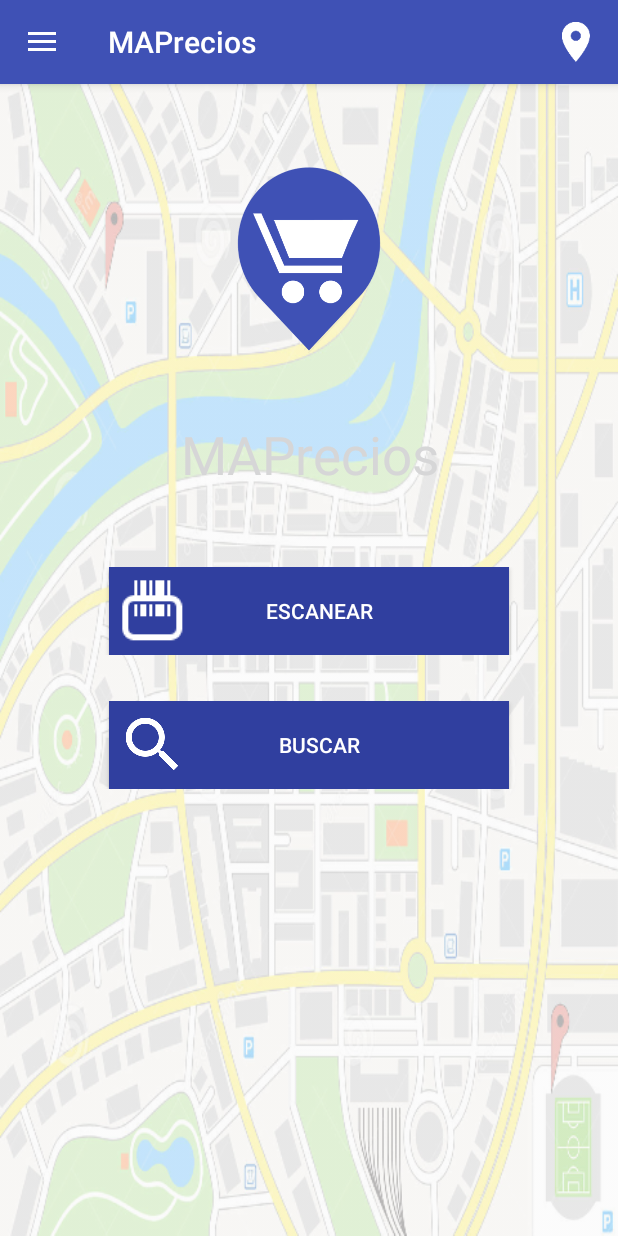
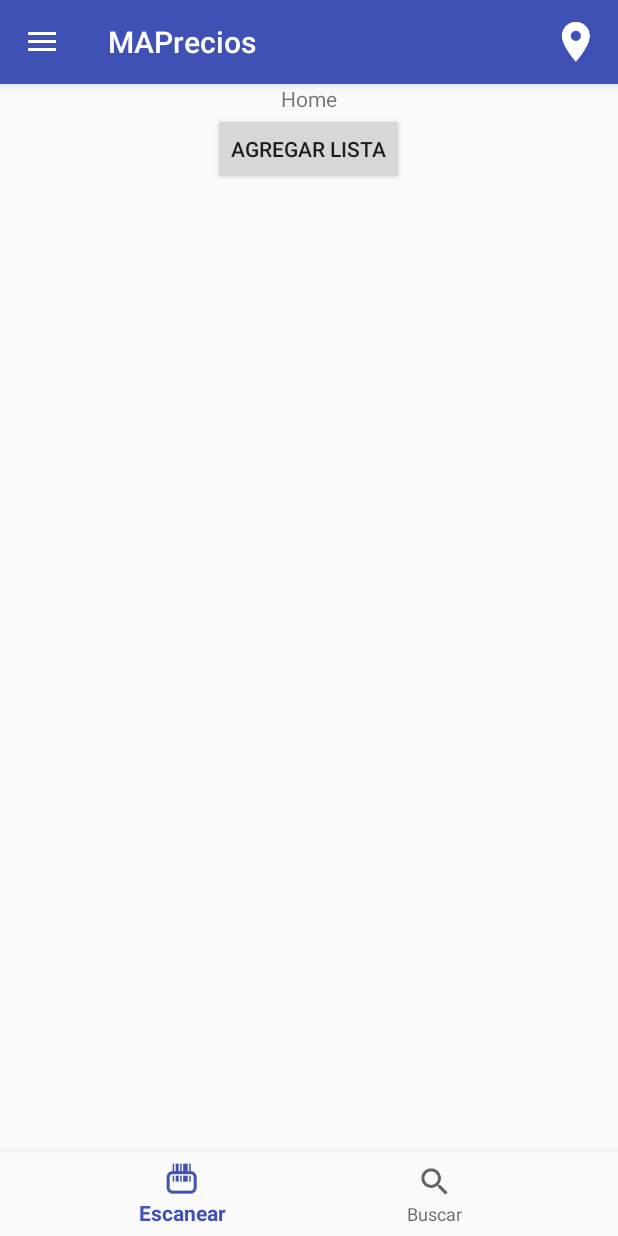
Before and after one commit to lucasdepetris/MAPrecios, an Android app: the HomeActivity screen opened directly, with no data from a screen before it, on a phone screen of 412 x 824 dp. Run offline under Robolectric (Android 15) with nearby library versions, the phone set to English and light mode, and no system bars; our stand-ins replace ButterKnife, Picasso; libraries missing offline, so code that uses them is left out: com.google.zxing.integration; pictures from the network do not load; 1 statement that could not run was skipped.

Commit message:
-Listas LOCALMENTE

```diff
--- a/app/src/main/java/com/preciosclaros/HomeActivity.java
+++ b/app/src/main/java/com/preciosclaros/HomeActivity.java
@@ -7,6 +7,7 @@ import android.content.SharedPreferences;
 import android.os.Bundle;
 
 import android.support.annotation.NonNull;
+import android.support.design.widget.BottomNavigationView;
 import android.support.v4.app.Fragment;
 import android.support.v4.app.FragmentTransaction;
 import android.support.design.widget.NavigationView;
@@ -16,7 +17,10 @@ import android.support.v4.widget.DrawerLayout;
 import android.support.v7.app.ActionBarDrawerToggle;
 import android.support.v7.app.AlertDialog;
 import android.support.v7.app.AppCompatActivity;
+import android.support.v7.widget.LinearLayoutManager;
+import android.support.v7.widget.RecyclerView;
 import android.support.v7.widget.Toolbar;
+import android.text.InputType;
 import android.view.LayoutInflater;
 import android.view.Menu;
 import android.view.MenuItem;
@@ -24,6 +28,8 @@ import android.view.View;
 import android.widget.Button;
 
 import android.widget.EditText;
+import android.widget.LinearLayout;
+import android.widget.TextView;
 import android.widget.Toast;
 
 
@@ -36,7 +42,12 @@ import com.google.android.gms.location.places.Places;
 import com.google.android.gms.location.places.ui.PlacePicker;
 import com.google.zxing.integration.android.IntentIntegrator;
 import com.google.zxing.integration.android.IntentResult;
+import com.preciosclaros.adaptadores.ListasAdapter;
+import com.preciosclaros.modelo.Listas;
 
+import java.util.ArrayList;
+
+import butterknife.BindView;
 import butterknife.ButterKnife;
 import butterknife.OnClick;
 
@@ -54,7 +65,77 @@ public class HomeActivity extends AppCompatActivity
     static  boolean backVerProducto;
     GoogleApiClient mGoogleApiClient;
     private  boolean mapaShow;
-    @OnClick({R.id.escanear, R.id.buscar}) public void elejirOpcion(Button btn){
+    @BindView(R.id.reciclerListas)
+    RecyclerView recyclerView;
+    private ArrayList<Listas> misListas = new ArrayList<Listas>();
+
+    private TextView mTextMessage;
+
+    private BottomNavigationView.OnNavigationItemSelectedListener mOnNavigationItemSelectedListener
+            = new BottomNavigationView.OnNavigationItemSelectedListener() {
+
+        @Override
+        public boolean onNavigationItemSelected(@NonNull MenuItem item) {
+            switch (item.getItemId()) {
+                case R.id.scan:
+                    mTextMessage.setText(R.string.escanear);
+                    sharedPreferences = getApplicationContext().getSharedPreferences("Reg", 0);
+                    if(!sharedPreferences.contains("Lat"))
+                    {
+                        elegirUbicacion(2);
+                    }
+                    if(sharedPreferences.contains("Lat"))
+                    {
+                        escanear();
+                    }
+                    else
+                    {
+                        Toast.makeText(getApplicationContext(),"Debe elegir una ubicacion antes de buscar",Toast.LENGTH_LONG).show();
+                    }
+                    return true;
+                case R.id.buscar:
+                    mTextMessage.setText(R.string.buscar);
+                    Intent intent3 = new Intent(HomeActivity.this,BuscarProductos.class);
+                    intent3.setFlags(intent3.FLAG_ACTIVITY_SINGLE_TOP);
+                    startActivity(intent3);
+                    overridePendingTransition(R.anim.slide_in_right,R.anim.slide_out_left);
+                    return true;
+            }
+            return false;
+        }
+    };
+    @OnClick({R.id.AgregarLista}) public void addList(Button btn){
+        AlertDialog.Builder builder = new AlertDialog.Builder(this);
+        builder.setTitle("Title");
+
+        LinearLayout lila1= new LinearLayout(this);
+        lila1.setOrientation(LinearLayout.VERTICAL);
+        final EditText input = new EditText(this);
+        final EditText input1 = new EditText(this);
+        lila1.addView(input);
+        lila1.addView(input1);
+        builder.setView(lila1);
+
+
+        // Set up the buttons
+        builder.setPositiveButton("Add", new DialogInterface.OnClickListener() {
+            @Override
+            public void onClick(DialogInterface dialog, int which) {
+                if(!input.getText().toString().equals("") ){
+                    misListas.add(new Listas(input.getText().toString(),input1.getText().toString()));
+                }
+            }
+        });
+        builder.setNegativeButton("Cancel", new DialogInterface.OnClickListener() {
+            @Override
+            public void onClick(DialogInterface dialog, int which) {
+                dialog.cancel();
+            }
+        });
+
+        builder.show();
+    }
+   /* @OnClick({R.id.escanear, R.id.buscar}) public void elejirOpcion(Button btn){
         switch (btn.getId()){
             case R.id.escanear:
                 sharedPreferences = getApplicationContext().getSharedPreferences("Reg", 0);
@@ -78,14 +159,16 @@ public class HomeActivity extends AppCompatActivity
                 overridePendingTransition(R.anim.slide_in_right,R.anim.slide_out_left);
                 break;
         }
-    }
+    }*/
     static MenuItem us,ubicacion;
     @Override
     protected void onCreate(Bundle savedInstanceState) {
         super.onCreate(savedInstanceState);
         setContentView(R.layout.activity_home);
         ButterKnife.bind(this);
-
+        mTextMessage = (TextView) findViewById(R.id.message);
+        BottomNavigationView navigation = (BottomNavigationView) findViewById(R.id.navigation);
+        navigation.setOnNavigationItemSelectedListener(mOnNavigationItemSelectedListener);
         sharedPreferences = getApplicationContext().getSharedPreferences("Reg", 0);
         // get editor to edit in file
         editor = sharedPreferences.edit();
@@ -118,6 +201,12 @@ public class HomeActivity extends AppCompatActivity
                 .enableAutoManage(this, this)
                 .build();
 
+        LinearLayoutManager linearLayoutManager = new LinearLayoutManager(getApplicationContext());
+        recyclerView.setLayoutManager(linearLayoutManager);
+        ListasAdapter adapter = new ListasAdapter(misListas,getApplicationContext());
+        recyclerView.setAdapter(adapter);
+
+
         // displaySelectedScreen(R.id.nav_menu1); SI QUIERO QUE INICIE EN UNA OPCION DEL MENU
        /* AlertDialog.Builder dialogBuilder = new AlertDialog.Builder(this);
         LayoutInflater inflater = this.getLayoutInflater();
@@ -142,6 +231,13 @@ public class HomeActivity extends AppCompatActivity
         b.getButton(AlertDialog.BUTTON_NEGATIVE).setTextColor(ContextCompat.getColor(getApplicationContext(),R.color.colorSecondary));
         b.getButton(AlertDialog.BUTTON_POSITIVE).setTextColor(ContextCompat.getColor(getApplicationContext(),R.color.colorSecondary));
         */
+    }
+
+    @Override
+    protected void onResume() {
+        super.onResume();
+        //Code to refresh listview
+        Toast.makeText(getApplicationContext(),"RESUME",Toast.LENGTH_SHORT).show();
     }
 
     @Override
--- /dev/null
+++ b/app/src/main/java/com/preciosclaros/adaptadores/ListasAdapter.java
@@ -0,0 +1,158 @@
+package com.preciosclaros.adaptadores;
+
+import android.content.Context;
+import android.support.v7.widget.RecyclerView;
+import android.util.Log;
+import android.view.LayoutInflater;
+import android.view.View;
+import android.view.ViewGroup;
+import android.widget.ImageButton;
+import android.widget.ImageView;
+import android.widget.TextView;
+
+import com.preciosclaros.R;
+import com.preciosclaros.modelo.Lista;
+import com.preciosclaros.modelo.Listas;
+import com.preciosclaros.modelo.Sucursales;
+import com.squareup.picasso.MemoryPolicy;
+import com.squareup.picasso.Picasso;
+
+import java.util.ArrayList;
+import java.util.List;
+
+import butterknife.BindView;
+import butterknife.ButterKnife;
+
+/**
+ * Created by lucas on 15/6/2017.
+ */
+public class ListasAdapter extends RecyclerView.Adapter<ListasAdapter.ViewHolder> {
+
+    private List<Listas> listas = new ArrayList<Listas>();
+    private Context mContext;
+
+    public ListasAdapter(List<Listas> listas, Context context) {
+        this.mContext = context;
+        this.listas = listas;
+    }
+    public List<Listas> getListas(){return this.listas;}
+
+    @Override
+    public int getItemCount() {
+        return listas.size();
+    }
+
+    @Override
+    public ViewHolder onCreateViewHolder(ViewGroup parent, int viewType) {
+
+        View itemLayoutView = LayoutInflater.from(parent.getContext()).inflate(R.layout.mi_lista, null);
+        return new ListasAdapter.ViewHolder(itemLayoutView);
+    }
+    @Override
+    public void onBindViewHolder(final ViewHolder holder, final int position) {
+
+        final Listas lista = this.listas.get(position);
+        holder.nombre.setText(lista.getNombre());
+        /*
+        int cid = Integer.parseInt(sucursal.getComercioId());
+        int cidMejor = Integer.parseInt(MejorSucursal.getComercioId());
+        int id = Integer.parseInt(sucursal.getId());
+        int idMejor = Integer.parseInt(MejorSucursal.getId());
+        if(cid == cidMejor && sucursal.getBanderaId() == MejorSucursal.getBanderaId() && id == idMejor)
+        {
+            holder.estrella.setVisibility(View.VISIBLE);
+        }
+        else{holder.estrella.setVisibility(View.GONE);}
+        */
+        /*holder.distancia.setText(sucursal.getDistanciaDescripcion());
+        holder.nombreComercio.setText(sucursal.getBanderaDescripcion());
+        holder.direccion.setText(sucursal.getDireccion());
+        try{
+            precio = Double.parseDouble(sucursal.getPreciosProducto().getPrecioLista());
+        }catch (NumberFormatException e){
+            Log.e("TAG",e.getMessage());
+            precio = 0.00;
+        }
+        if(precio == 0.00){
+            holder.precio.setText("Precio no disponible.");
+        }else{
+            holder.precio.setText("$"+precio);
+        }
+        holder.localidad.setText(sucursal.getLocalidad());
+        Picasso.with(holder.imgComercio.getContext()).load("https://imagenes.preciosclaros.gob.ar/comercios/"+sucursal.getComercioId()+"-"+sucursal.getBanderaId()+".jpg")
+                .memoryPolicy(MemoryPolicy.NO_CACHE)
+                .placeholder(R.drawable.img_not_available)
+                .error(R.drawable.img_not_available)
+                .into(holder.imgComercio);*/
+        //holder.agregar.setVisibility(View.INVISIBLE);
+        /*
+        holder.agregar.setOnClickListener(new View.OnClickListener() {
+            @Override
+            public void onClick(View v) {
+
+                if(mContext instanceof VerProductoPorId){
+
+                    ((VerProductoPorId)mContext).showPopupAdaptador(sucursal);
+                }
+
+            }
+        });
+        */
+    }
+    public class ViewHolder extends RecyclerView.ViewHolder {
+
+        private final View item;
+        /* @OnClick(R.id.agregar)public void agregarProd(){
+
+             }*/
+        @BindView(R.id.NombreLista)
+        TextView nombre;
+        @BindView(R.id.DescripcionLista)
+        TextView descripcion;
+        @BindView(R.id.editarLista)
+        ImageView editarLista;
+        @BindView(R.id.borrarLista)
+        ImageView borrarLista;
+
+        public ViewHolder(View itemView) {
+            super(itemView);
+            this.item = itemView;
+            ButterKnife.bind(this, itemView);
+        }
+
+    }
+
+}
+/*
+public class SucursalesAdapter extends ArrayAdapter<Sucursales> {
+    public SucursalesAdapter(Context context, ArrayList<Sucursales> sucursales) {
+        super(context, 0, sucursales);
+    }
+
+    @Override
+    public View getView(int position, View convertView, ViewGroup parent) {
+        // Get the data item for this position
+        Sucursales sucursal = getItem(position);
+        // Check if an existing view is being reused, otherwise inflate the view
+        if (convertView == null) {
+            convertView = LayoutInflater.from(getContext()).inflate(R.layout.producto_sucursal, parent, false);
+        }
+        // Lookup view for data population
+        TextView distancia = (TextView) convertView.findViewById(R.id.distancia);
+        TextView nombreComercio = (TextView) convertView.findViewById(R.id.nombreComercio);
+        TextView direccionComercio = (TextView) convertView.findViewById(R.id.direccion);
+        TextView precioComercio = (TextView) convertView.findViewById(R.id.precio);
+        TextView localidad = (TextView) convertView.findViewById(R.id.localidad);
+        ImageView imgComercio = (ImageView) convertView.findViewById(R.id.imgComercio);
+        // Populate the data into the template view using the data object
+        precioComercio.setText(sucursal.getPreciosProducto().getPrecioLista());
+        distancia.setText(sucursal.getDistanciaDescripcion());
+        nombreComercio.setText(sucursal.getBanderaDescripcion());
+        direccionComercio.setText(sucursal.getDireccion());
+        localidad.setText(sucursal.getLocalidad());
+        Picasso.with(getContext()).load("https://imagenes.preciosclaros.gob.ar/comercios/"+sucursal.getComercioId()+"-1.jpg").into(imgComercio);
+       // Double pre = sucursal.getPreciosProducto().getPrecioLista();
+        // Return the completed view to render on screen
+        return convertView;
+    }
+}*/
--- a/app/src/main/res/layout/home.xml
+++ b/app/src/main/res/layout/home.xml
@@ -1,10 +1,10 @@
 <?xml version="1.0" encoding="utf-8"?>
 
-    <LinearLayout xmlns:android="http://schemas.android.com/apk/res/android"
-        android:orientation="vertical"
-        android:layout_width="fill_parent" android:layout_height="fill_parent"
-        android:background="@drawable/my_drawable"
-        android:weightSum="1">
+<LinearLayout xmlns:android="http://schemas.android.com/apk/res/android"
+    xmlns:app="http://schemas.android.com/apk/res-auto"
+    android:orientation="vertical"
+    android:layout_width="fill_parent"
+    android:layout_height="fill_parent">
         <LinearLayout
             android:weightSum="1"
             android:layout_weight="0.4"
@@ -12,79 +12,32 @@
             android:orientation="vertical"
             android:layout_width="match_parent"
             android:layout_height="0dp">
-            <ImageView
-                android:layout_weight="0.7"
-                android:layout_marginTop="20dp"
-                android:src="@drawable/logo"
+
+            <TextView
+                android:id="@+id/message"
                 android:layout_width="wrap_content"
-                android:layout_height="0dp" />
-            <TextView
-                android:layout_weight="0.3"
-                android:textColor="@color/md_black_1000"
-                android:layout_marginTop="10dp"
-                android:textAlignment="center"
-                android:text="@string/app_name"
-                android:textSize="35sp"
+                android:layout_height="wrap_content"
+                android:text="Home"/>
+            <Button
+                android:id="@+id/AgregarLista"
+                android:text="@string/AgregarLista"
+                android:layout_width="wrap_content"
+                android:layout_height="wrap_content" />
+            <android.support.v7.widget.RecyclerView
+                android:id="@+id/reciclerListas"
                 android:layout_width="match_parent"
-                android:layout_height="0dp" />
-        </LinearLayout>
-    <LinearLayout
-        android:layout_weight="0.6"
-        android:orientation="vertical"
-        android:gravity="center_horizontal"
-        android:layout_width="match_parent"
-        android:layout_height="0dp">
+                android:layout_height="wrap_content">
 
-        <LinearLayout
-            android:weightSum="1"
-            android:gravity="center"
-            android:padding="15dp"
-            android:orientation="horizontal"
-            android:layout_width="match_parent"
-            android:layout_height="wrap_content">
-
-
-            <Button
-                android:drawableLeft="@drawable/icon_scan"
-                android:layout_weight="0.7"
-                android:paddingTop="5dp"
-                android:paddingBottom="5dp"
-                android:paddingLeft="5dp"
-                android:paddingRight="40dp"
-                android:background="@color/colorPrimaryDark"
-                android:id="@+id/escanear"
-                android:text="@string/escanear"
-                android:textColor="@color/white"
-                android:layout_width="0dp"
-                android:layout_height="wrap_content" />
-
-
+            </android.support.v7.widget.RecyclerView>
         </LinearLayout>
 
-        <LinearLayout
-            android:weightSum="1"
-            android:gravity="center"
-            android:padding="15dp"
-            android:orientation="horizontal"
-            android:layout_width="match_parent"
-            android:layout_height="wrap_content">
-
-            <Button
-                android:drawableLeft="@drawable/ic_search_white_48dp"
-                android:layout_weight="0.7"
-                android:paddingTop="5dp"
-                android:paddingBottom="5dp"
-                android:paddingLeft="5dp"
-                android:paddingRight="40dp"
-                android:background="@color/colorPrimaryDark"
-                android:id="@+id/buscar"
-                android:text="@string/buscar"
-                android:textColor="@color/white"
-                android:layout_width="0dp"
-                android:layout_height="wrap_content" />
-
-
-        </LinearLayout>
-    </LinearLayout>
+    <android.support.design.widget.BottomNavigationView
+        android:id="@+id/navigation"
+        android:layout_width="match_parent"
+        android:layout_height="wrap_content"
+        android:layout_marginStart="0dp"
+        android:layout_marginEnd="0dp"
+        android:background="?android:attr/windowBackground"
+        app:menu="@menu/navigation" />
 
     </LinearLayout>
--- /dev/null
+++ b/app/src/main/res/menu/navigation.xml
@@ -0,0 +1,9 @@
+<?xml version="1.0" encoding="utf-8"?>
+<menu xmlns:android="http://schemas.android.com/apk/res/android">
+    <item android:id="@+id/scan"
+        android:title="@string/escanear"
+        android:icon="@drawable/icon_scan" />
+    <item android:id="@+id/buscar"
+        android:title="@string/buscar"
+        android:icon="@drawable/ic_search_white_48dp" />
+</menu>
```
Also changed, not shown: app/src/main/java/com/preciosclaros/modelo/Listas.java (+9 -2 lines).
